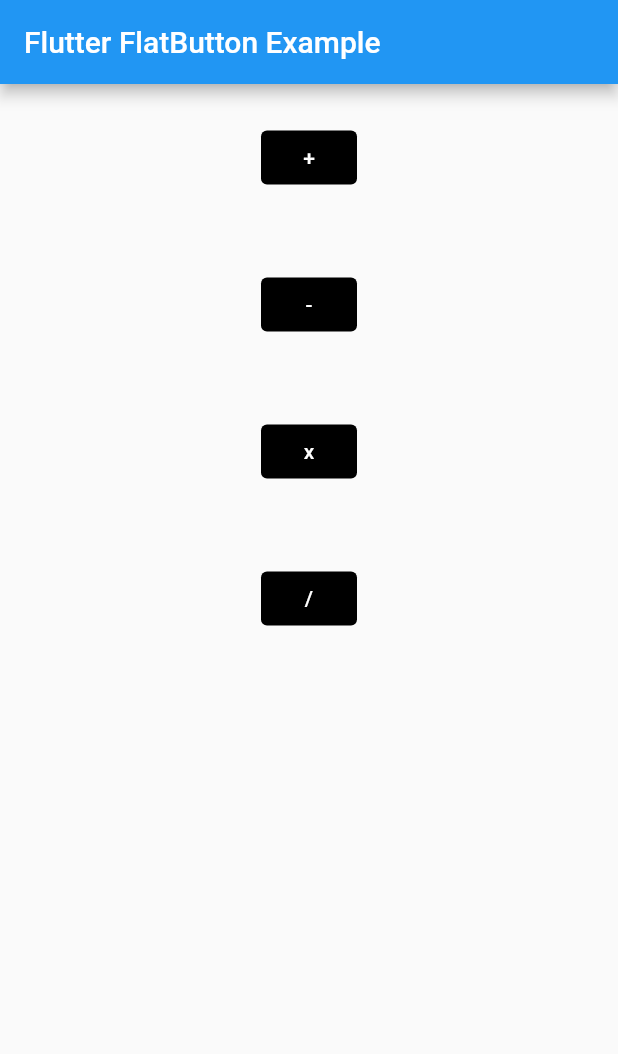
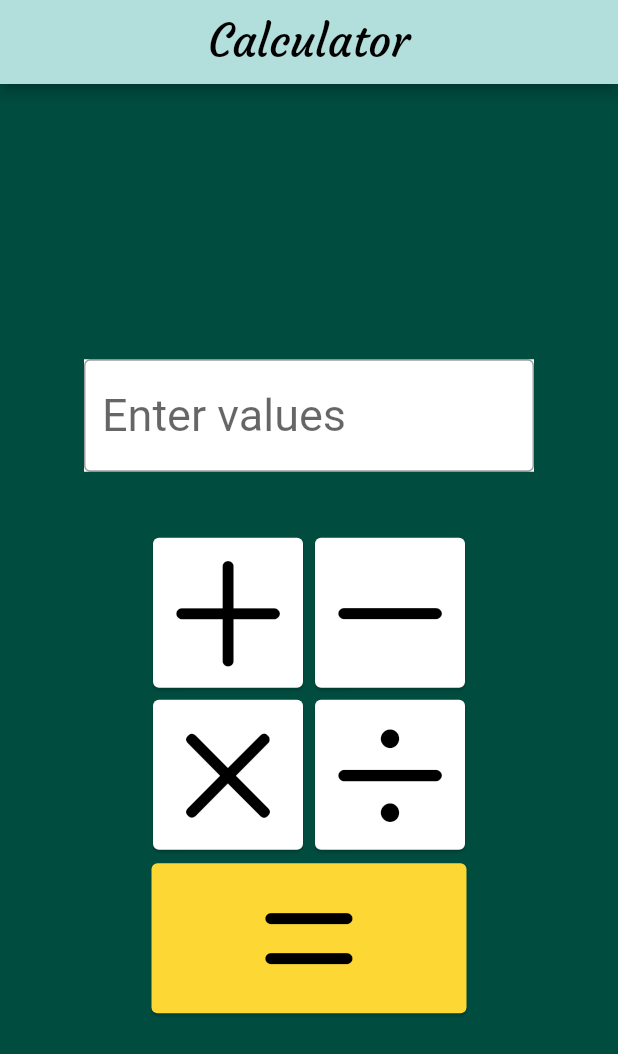
Before and after one commit to Md-Shoaib-Abdullah-Khan/Basic-flutter-and-Calculator-UI, a Flutter app: the screen it shows after launch, on a phone screen of 412 x 824 dp. Shown: the top 1054 px of the screen. Run offline on Flutter 3.47's test engine with Material 2 defaults, Android fonts, the phone set to English and light mode, and no system bars.

Commit message:
final commit

```diff
--- a/lib/main.dart
+++ b/lib/main.dart
@@ -1,71 +1,123 @@
+import 'package:flutter/cupertino.dart';
 import 'package:flutter/material.dart';
 
 void main() {
   runApp(MyApp());
 }
 
-class MyApp extends StatefulWidget {
-  @override
-  _MyAppState createState() => _MyAppState();
-}
+class MyApp extends StatelessWidget {
+  const MyApp({super.key});
 
-class _MyAppState extends State<MyApp> {
   @override
   Widget build(BuildContext context) {
     return MaterialApp(
       home: Scaffold(
+        backgroundColor: Colors.teal.shade900,
         appBar: AppBar(
-            title: Text('Flutter FlatButton Example'),
-          ),
-          body: Center(child: Column(children: <Widget>[
-            Container(
-              margin: EdgeInsets.all(25),
-              child: TextButton(
-                style: ButtonStyle(
-                  foregroundColor: MaterialStateProperty.all<Color>(Colors.white),
-                  backgroundColor: MaterialStateProperty.all<Color>(Colors.black),
-                ),
-                onPressed: () { },
-                child: Text('+'),
+          backgroundColor: Colors.teal.shade100,
+          centerTitle: true,
+          title: Text(
+            'Calculator',
+            style: TextStyle(
+              fontFamily: 'Coutgette',
+              fontSize: 30.0,
+              color: Colors.black,
             ),
           ),
+        ),
+        body: SafeArea(
+          child: Column(
+            mainAxisAlignment: MainAxisAlignment.center,
+            children: [
                   Container(
-              margin: EdgeInsets.all(25),
-              child: TextButton(
-                style: ButtonStyle(
-                    foregroundColor: MaterialStateProperty.all<Color>(Colors.white),
-                    backgroundColor: MaterialStateProperty.all<Color>(Colors.black)
-                ),
-                onPressed: () { },
-                child: Text('-'),
+                    margin: EdgeInsets.all(40.0),
+                    color: Colors.white,
+                    width: 300.0,
+                    child: TextField(
+                         decoration: InputDecoration(
+                          border: OutlineInputBorder(),
+                           hintText: 'Enter values',
+
+                           hintStyle: TextStyle(
+
+                             fontSize: 30.0,
+                             //fontWeight: FontWeight.bold,
                            ),
                       ),
-            Container(
-              margin: EdgeInsets.all(25),
-              child: TextButton(
-                style: ButtonStyle(
-                    foregroundColor: MaterialStateProperty.all<Color>(Colors.white),
-                    backgroundColor: MaterialStateProperty.all<Color>(Colors.black)
-                ),
-                onPressed: () { },
-                child: Text('x'),
-              ),
-            ),
-            Container(
-              margin: EdgeInsets.all(25),
-              child: TextButton(
-                style: ButtonStyle(
-                    foregroundColor: MaterialStateProperty.all<Color>(Colors.white),
-                    backgroundColor: MaterialStateProperty.all<Color>(Colors.black)
-
-                ),
-                onPressed: () { },
-                child: Text('/'),
                     ),
                   ),
 
-          ]
-          ))
+              Column(
+
+                children: [
+
+                  Row(
+                    mainAxisAlignment: MainAxisAlignment.center,
+                    children: [
+                      Card(
+                        //margin: EdgeInsets.,
+                        color: Colors.white,
+                        child: Icon(
+                          CupertinoIcons.plus,
+                          color: Colors.black,
+                          size: 100.0,
+                        ),
+                      ),
+                      Card(
+                        color: Colors.white,
+                        child: Icon(
+                          CupertinoIcons.minus,
+                          color: Colors.black,
+                          size: 100.0,
+                        ),
+                      ),
+                    ],
+                  ),
+                  Row(
+                    mainAxisAlignment: MainAxisAlignment.center,
+                    children: [
+                      Card(
+                        color: Colors.white,
+                        child: Icon(
+                          CupertinoIcons.multiply,
+                          color: Colors.black,
+                          size: 100.0,
+                        ),
+                      ),
+                      Card(
+                        color: Colors.white,
+                        child: Icon(
+                          CupertinoIcons.divide,
+                          color: Colors.black,
+                          size: 100.0,
+                        ),
+                      ),
+                    ],
+                  ),
+                ],
+              ),
+              Row(
+                mainAxisAlignment: MainAxisAlignment.center,
+                children: [
+                  Card(
+                    margin:
+                        EdgeInsets.symmetric(vertical: 5.0, horizontal: 5.0),
+                    color: Colors.yellow.shade600,
+                    child: Padding(
+                      padding: const EdgeInsets.symmetric(
+                          vertical: 0.0, horizontal: 55.0),
+                      child: Icon(
+                        CupertinoIcons.equal,
+                        color: Colors.black,
+                        size: 100.0,
+                      ),
+                    ),
+                  ),
+                ],
+              ),
+            ],
+          ),
+        ),
       ),
     );
   }
```
Also changed, not shown: pubspec.yaml (+4 -30 lines), fonts/Courgette-Regular.ttf (added). Lines whose indentation alone changed are shown as unchanged.
